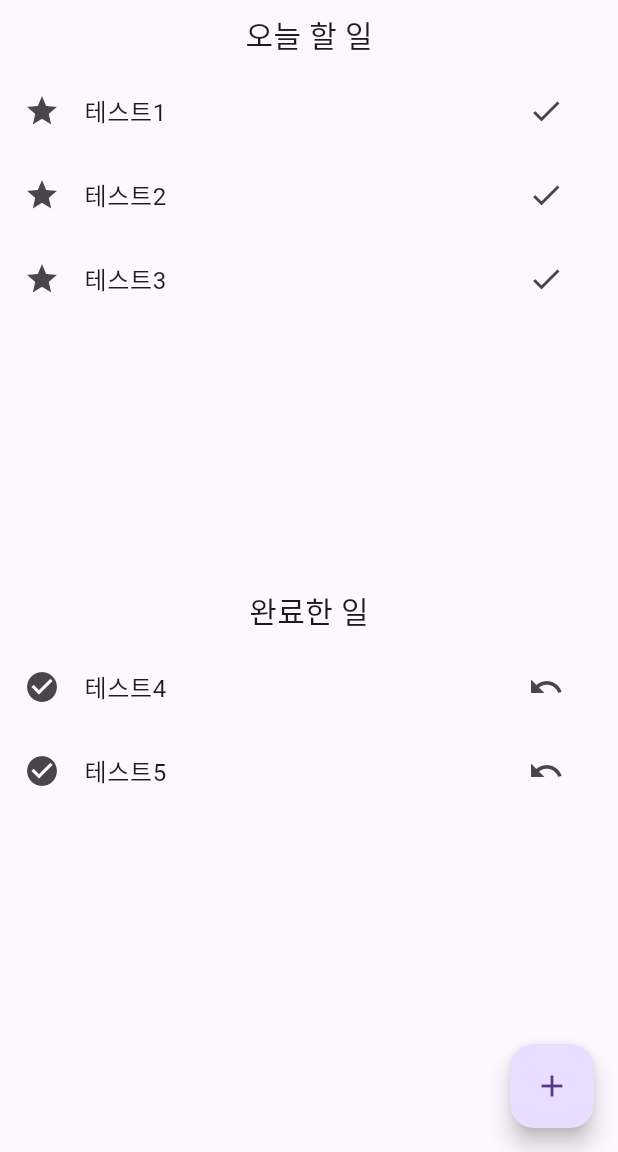
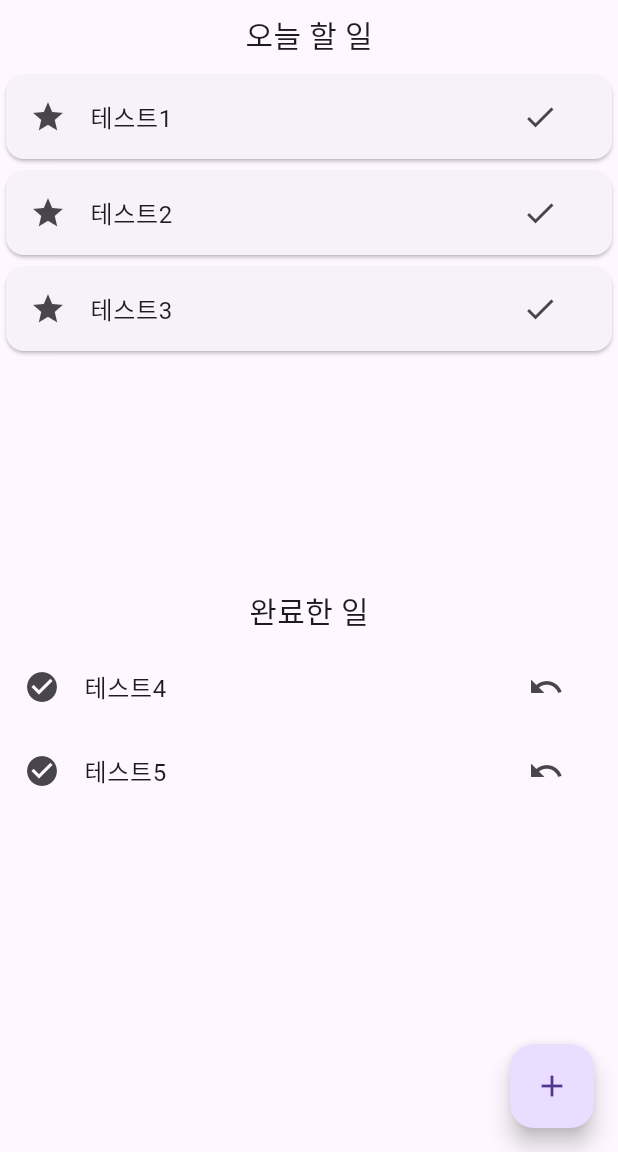
Before and after one commit to daeun9081/2024-11-Flutter, a Flutter app: the screen it shows after launch, on a phone screen of 412 x 824 dp, the part 84-1236 px from its top. Run offline on Flutter 3.47's test engine with Material 3 defaults, Android fonts, the phone set to English and light mode, and no system bars.

Commit message:
change to card

```diff
--- a/lib/main.dart
+++ b/lib/main.dart
@@ -80,7 +80,8 @@ class _MyListState extends State<MyList> {
                 child: ListView.builder(
                     itemCount: listManager.todayTasks.length,
                     itemBuilder: (context, index) {
-                      return ListTile(
+                      return Card(
+                          child: ListTile(
                         leading: const Icon(Icons.star),
                         title: Text(listManager.todayTasks[index]),
                         trailing: IconButton(
@@ -90,7 +91,7 @@ class _MyListState extends State<MyList> {
                                 listManager.completeTask(index);
                               });
                             }),
-                      );
+                      ));
                     })),
             const Padding(
               padding: EdgeInsets.all(8.0),
```
